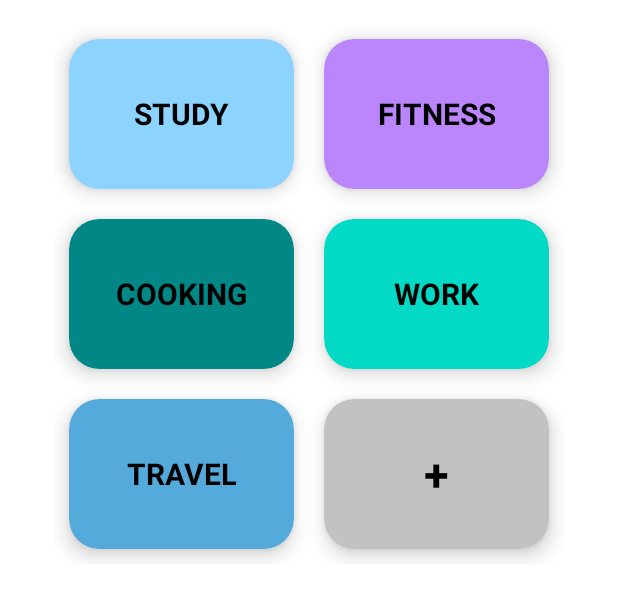
After one commit to Fachhochschule-Erfurt-BA5/MPE, an Android app: the layout fragment_show_category.xml on its own in the app's theme, with its tools: preview values and no code run, on a phone screen of 412 x 824 dp. The commit adds this screen. Shown: the top 600 px of the screen. Run offline under Robolectric (Android 15) with nearby library versions, the phone set to English and light mode, and no system bars.

Commit message:
a layout to show the predefined categories is added.

```diff
--- a/app/build.gradle
+++ b/app/build.gradle
@@ -39,6 +39,7 @@ dependencies {
     implementation 'androidx.lifecycle:lifecycle-viewmodel-ktx:2.2.0'
     implementation 'androidx.legacy:legacy-support-v4:1.0.0'
     implementation 'androidx.gridlayout:gridlayout:1.0.0'
+    implementation 'com.android.support:cardview-v7:28.0.0'
     testImplementation 'junit:junit:4.+'
     androidTestImplementation 'androidx.test.ext:junit:1.1.2'
     androidTestImplementation 'androidx.test.espresso:espresso-core:3.3.0'
--- a/app/src/main/res/layout/app_bar_main.xml
+++ b/app/src/main/res/layout/app_bar_main.xml
@@ -6,7 +6,7 @@
     android:layout_height="match_parent"
     tools:context=".MainActivity">
 
-  <!--  <com.google.android.material.appbar.AppBarLayout
+  <com.google.android.material.appbar.AppBarLayout
         android:layout_width="match_parent"
         android:layout_height="wrap_content"
         android:theme="@style/Theme.MPE.AppBarOverlay">
@@ -15,10 +15,10 @@
             android:id="@+id/toolbar"
             android:layout_width="match_parent"
             android:layout_height="?attr/actionBarSize"
-            android:background="?attr/colorPrimary"
+            android:background="@color/primaryColor"
             app:popupTheme="@style/Theme.MPE.PopupOverlay" />
 
-    </com.google.android.material.appbar.AppBarLayout>!-->
+    </com.google.android.material.appbar.AppBarLayout>
 
     <include layout="@layout/content_main" />
 
--- a/app/src/main/res/layout/content_main.xml
+++ b/app/src/main/res/layout/content_main.xml
@@ -22,7 +22,7 @@
 
     <androidx.recyclerview.widget.RecyclerView
         android:layout_width="match_parent"
-        android:layout_height="448dp"
+        android:layout_height="match_parent"
         android:background="@color/white"
         android:clipToPadding="false"
         android:paddingLeft="10dp"
--- /dev/null
+++ b/app/src/main/res/layout/fragment_show_category.xml
@@ -0,0 +1,226 @@
+<?xml version="1.0" encoding="utf-8"?>
+<GridLayout xmlns:android="http://schemas.android.com/apk/res/android"
+    xmlns:app="http://schemas.android.com/apk/res-auto"
+    xmlns:tools="http://schemas.android.com/tools"
+    android:id="@+id/GridLayout1"
+    android:layout_width="wrap_content"
+    android:layout_height="wrap_content"
+    android:layout_gravity="center_horizontal"
+    android:columnCount="2"
+    android:layout_margin="16dp">
+
+
+    <com.google.android.material.card.MaterialCardView
+        android:layout_width="150dp"
+        android:layout_height="100dp"
+        android:layout_gravity="center_vertical"
+        android:layout_marginLeft="10dp"
+        android:layout_marginTop="10dp"
+        android:layout_marginRight="10dp"
+        android:layout_marginBottom="10dp"
+        android:clickable="true"
+        android:focusable="true"
+        app:cardBackgroundColor="@color/schadeBlue2"
+        app:cardCornerRadius="20dp"
+        app:cardElevation="8dp"
+
+        >
+
+        <LinearLayout
+            android:layout_width="wrap_content"
+            android:layout_height="wrap_content"
+            android:layout_gravity="center_horizontal|center_vertical"
+            android:layout_margin="10dp"
+            android:gravity="center"
+            android:orientation="vertical">
+
+            <androidx.appcompat.widget.AppCompatTextView
+                android:id="@+id/category_name1"
+                android:layout_width="wrap_content"
+                android:layout_height="wrap_content"
+                android:textAlignment="center"
+                android:textColor="@android:color/black"
+                android:textSize="20sp"
+                android:textStyle="bold"
+                tools:text="STUDY" />
+
+        </LinearLayout>
+
+    </com.google.android.material.card.MaterialCardView>
+
+
+    <com.google.android.material.card.MaterialCardView
+        android:layout_width="150dp"
+        android:layout_height="100dp"
+        android:layout_gravity="center_vertical"
+        android:layout_marginLeft="10dp"
+        android:layout_marginTop="10dp"
+        android:layout_marginRight="10dp"
+        android:layout_marginBottom="10dp"
+        android:clickable="true"
+        android:focusable="true"
+        app:cardBackgroundColor="@color/purple_200"
+        app:cardCornerRadius="20dp"
+        app:cardElevation="8dp">
+
+        <LinearLayout
+            android:layout_width="wrap_content"
+            android:layout_height="wrap_content"
+            android:layout_gravity="center_horizontal|center_vertical"
+            android:layout_margin="10dp"
+            android:gravity="center"
+            android:orientation="vertical">
+
+            <androidx.appcompat.widget.AppCompatTextView
+                android:id="@+id/category_name2"
+                android:layout_width="wrap_content"
+                android:layout_height="wrap_content"
+                android:textAlignment="center"
+                android:textColor="@android:color/black"
+                android:textSize="20sp"
+                android:textStyle="bold"
+                tools:text="FITNESS" />
+
+        </LinearLayout>
+    </com.google.android.material.card.MaterialCardView>
+
+    <com.google.android.material.card.MaterialCardView
+        android:layout_width="150dp"
+        android:layout_height="100dp"
+        android:layout_gravity="center_vertical"
+        android:layout_marginLeft="10dp"
+        android:layout_marginTop="10dp"
+        android:layout_marginRight="10dp"
+        android:layout_marginBottom="10dp"
+        android:clickable="true"
+        android:focusable="true"
+        app:cardBackgroundColor="@color/teal_700"
+        app:cardCornerRadius="20dp"
+        app:cardElevation="8dp">
+
+        <LinearLayout
+            android:layout_width="wrap_content"
+            android:layout_height="wrap_content"
+            android:layout_gravity="center_horizontal|center_vertical"
+            android:layout_margin="10dp"
+            android:gravity="center"
+            android:orientation="vertical">
+
+            <androidx.appcompat.widget.AppCompatTextView
+                android:id="@+id/category_name3"
+                android:layout_width="wrap_content"
+                android:layout_height="wrap_content"
+                android:textAlignment="center"
+                android:textColor="@android:color/black"
+                android:textSize="20sp"
+                android:textStyle="bold"
+                tools:text="COOKING" />
+
+        </LinearLayout>
+    </com.google.android.material.card.MaterialCardView>
+
+    <com.google.android.material.card.MaterialCardView
+        android:layout_width="150dp"
+        android:layout_height="100dp"
+        android:layout_gravity="center_vertical"
+        android:layout_marginLeft="10dp"
+        android:layout_marginTop="10dp"
+        android:layout_marginRight="10dp"
+        android:layout_marginBottom="10dp"
+        android:clickable="true"
+        android:focusable="true"
+        app:cardBackgroundColor="@color/teal_200"
+        app:cardCornerRadius="20dp"
+        app:cardElevation="8dp">
+
+        <LinearLayout
+            android:layout_width="wrap_content"
+            android:layout_height="wrap_content"
+            android:layout_gravity="center_horizontal|center_vertical"
+            android:layout_margin="10dp"
+            android:gravity="center"
+            android:orientation="vertical">
+
+            <androidx.appcompat.widget.AppCompatTextView
+                android:id="@+id/category_name4"
+                android:layout_width="wrap_content"
+                android:layout_height="wrap_content"
+                android:textAlignment="center"
+                android:textColor="@android:color/black"
+                android:textSize="20sp"
+                android:textStyle="bold"
+                tools:text="WORK" />
+
+        </LinearLayout>
+    </com.google.android.material.card.MaterialCardView>
+    <com.google.android.material.card.MaterialCardView
+        android:layout_width="150dp"
+        android:layout_height="100dp"
+        android:layout_gravity="center_vertical"
+        android:layout_marginLeft="10dp"
+        android:layout_marginTop="10dp"
+        android:layout_marginRight="10dp"
+        android:layout_marginBottom="10dp"
+        android:clickable="true"
+        android:focusable="true"
+        app:cardBackgroundColor="@color/primaryColor"
+        app:cardCornerRadius="20dp"
+        app:cardElevation="8dp">
+
+        <LinearLayout
+            android:layout_width="wrap_content"
+            android:layout_height="wrap_content"
+            android:layout_gravity="center_horizontal|center_vertical"
+            android:layout_margin="10dp"
+            android:gravity="center"
+            android:orientation="vertical">
+
+            <androidx.appcompat.widget.AppCompatTextView
+                android:id="@+id/category_name5"
+                android:layout_width="wrap_content"
+                android:layout_height="wrap_content"
+                android:textAlignment="center"
+                android:textColor="@android:color/black"
+                android:textSize="20sp"
+                android:textStyle="bold"
+                tools:text="TRAVEL" />
+
+        </LinearLayout>
+    </com.google.android.material.card.MaterialCardView>
+
+    <com.google.android.material.card.MaterialCardView
+        android:layout_width="150dp"
+        android:layout_height="100dp"
+        android:layout_gravity="center_vertical"
+        android:layout_marginLeft="10dp"
+        android:layout_marginTop="10dp"
+        android:layout_marginRight="10dp"
+        android:layout_marginBottom="10dp"
+        android:clickable="true"
+        android:focusable="true"
+        app:cardBackgroundColor="@color/grey"
+        app:cardCornerRadius="20dp"
+        app:cardElevation="8dp">
+
+        <LinearLayout
+            android:layout_width="wrap_content"
+            android:layout_height="wrap_content"
+            android:layout_gravity="center_horizontal|center_vertical"
+            android:layout_margin="10dp"
+            android:gravity="center"
+            android:orientation="vertical">
+
+            <androidx.appcompat.widget.AppCompatTextView
+                android:id="@+id/add_category"
+                android:layout_width="wrap_content"
+                android:layout_height="wrap_content"
+                android:textAlignment="center"
+                android:textColor="@android:color/black"
+                android:textSize="30sp"
+                android:textStyle="bold"
+                tools:text="+" />
+
+        </LinearLayout>
+    </com.google.android.material.card.MaterialCardView>
+
+</GridLayout>
--- a/app/src/main/res/layout/task_item.xml
+++ b/app/src/main/res/layout/task_item.xml
@@ -16,19 +16,12 @@
         android:layout_marginLeft="10dp"
         android:layout_marginRight="10dp"
         android:layout_gravity="center_vertical"
-        app:cardBackgroundColor="@color/colorGrey50"
-        app:cardCornerRadius="10dp"
+        app:cardBackgroundColor="@color/schadeBlue2"
+        app:cardCornerRadius="20dp"
         app:cardElevation="5dp"
         android:clickable="true"
         android:focusable="true"
     >
-        <ImageView
-            android:id="@+id/card_bg"
-            android:layout_width="match_parent"
-            android:layout_height="110dp"
-            android:background="@drawable/study_4"
-            android:alpha="0.8"
-            android:scaleType="centerCrop"/>
 
         <LinearLayout
             android:layout_width="match_parent"
--- a/app/src/main/res/values/colors.xml
+++ b/app/src/main/res/values/colors.xml
@@ -11,5 +11,8 @@
     <color name="colorGrey50">#fafafa</color>
     <color name="black_semi">#3B3B3B</color>
     <color name="primaryColor">#54aadb</color>
+    <color name="schadeBlue1">#59bfff</color>
+    <color name="schadeBlue2">#8cd3ff</color>
+    <color name="grey">#c2c2c2</color>
 
 </resources>
```
